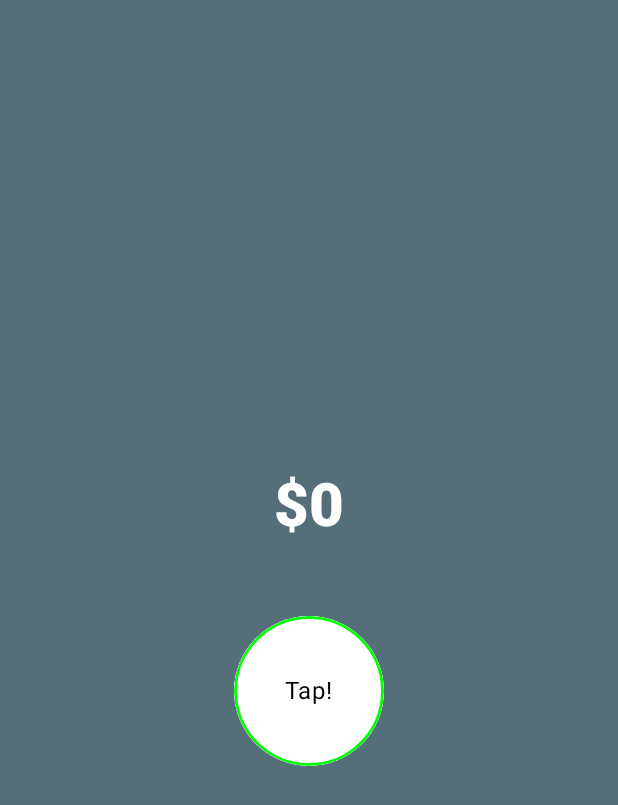
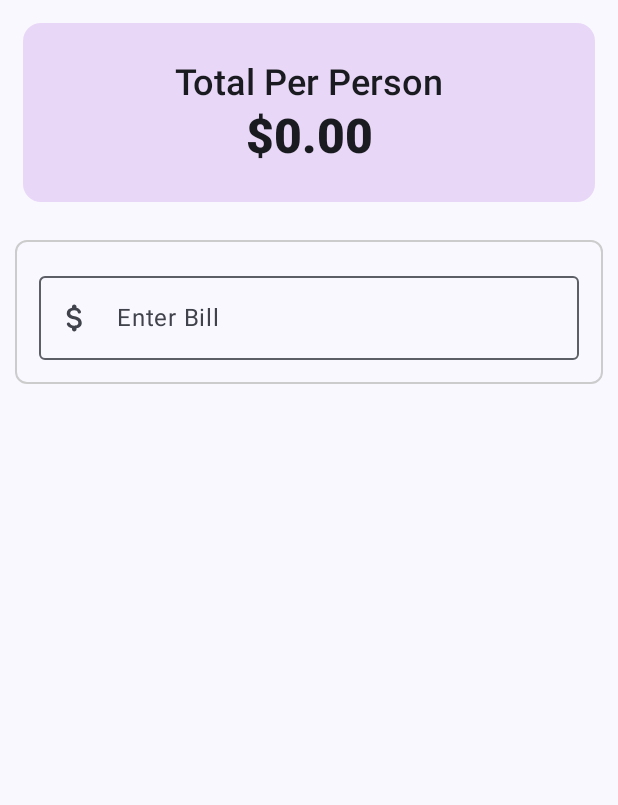
Before and after one commit to icanerdogan/Jetpack-Compose-Comprehensive-Bootcamp, an Android app built with Jetpack Compose: the screen it shows after launch (ComposeFundamentalsActivity before the commit, TipCalculatorActivity after it), on a phone screen of 412 x 824 dp. Shown: the top 805 px of the screen. Run offline under Robolectric (Android 15) with nearby library versions, the phone set to English and light mode, and no system bars.

Commit message:
Tip Calculator completed.

```diff
--- a/app/build.gradle
+++ b/app/build.gradle
@@ -63,4 +63,8 @@ dependencies {
     androidTestImplementation libs.androidx.ui.test.junit4
     debugImplementation libs.androidx.ui.tooling
     debugImplementation libs.androidx.ui.test.manifest
+
+    // For All Icon Access
+    // https://stackoverflow.com/questions/65665563/android-jetpack-compose-icons-doesnt-contain-some-of-the-material-icons
+    implementation libs.androidx.material.icons.extended
 }
--- /dev/null
+++ b/app/src/main/java/com/ibrahimcanerdogan/jetpackcomposecomprehensivebootcamp/app3tipcalculator/TipCalculatorActivity.kt
@@ -0,0 +1,284 @@
+package com.ibrahimcanerdogan.jetpackcomposecomprehensivebootcamp.app3tipcalculator
+
+import android.os.Bundle
+import android.util.Log
+import androidx.activity.ComponentActivity
+import androidx.activity.compose.setContent
+import androidx.activity.enableEdgeToEdge
+import androidx.compose.foundation.BorderStroke
+import androidx.compose.foundation.background
+import androidx.compose.foundation.layout.Arrangement
+import androidx.compose.foundation.layout.Column
+import androidx.compose.foundation.layout.Row
+import androidx.compose.foundation.layout.Spacer
+import androidx.compose.foundation.layout.fillMaxSize
+import androidx.compose.foundation.layout.fillMaxWidth
+import androidx.compose.foundation.layout.height
+import androidx.compose.foundation.layout.padding
+import androidx.compose.foundation.layout.width
+import androidx.compose.foundation.shape.CornerSize
+import androidx.compose.foundation.shape.RoundedCornerShape
+import androidx.compose.foundation.text.KeyboardActions
+import androidx.compose.material.icons.Icons
+import androidx.compose.material.icons.filled.Add
+import androidx.compose.material.icons.filled.Remove
+import androidx.compose.material3.Icon
+import androidx.compose.material3.IconButton
+import androidx.compose.material3.MaterialTheme
+import androidx.compose.material3.OutlinedTextField
+import androidx.compose.material3.Scaffold
+import androidx.compose.material3.Slider
+import androidx.compose.material3.Surface
+import androidx.compose.material3.Text
+import androidx.compose.runtime.Composable
+import androidx.compose.runtime.MutableDoubleState
+import androidx.compose.runtime.MutableFloatState
+import androidx.compose.runtime.MutableIntState
+import androidx.compose.runtime.MutableState
+import androidx.compose.runtime.mutableDoubleStateOf
+import androidx.compose.runtime.mutableFloatStateOf
+import androidx.compose.runtime.mutableIntStateOf
+import androidx.compose.runtime.mutableStateOf
+import androidx.compose.runtime.remember
+import androidx.compose.ui.Alignment
+import androidx.compose.ui.Modifier
+import androidx.compose.ui.draw.clip
+import androidx.compose.ui.graphics.Color
+import androidx.compose.ui.platform.LocalSoftwareKeyboardController
+import androidx.compose.ui.text.font.FontWeight
+import androidx.compose.ui.tooling.preview.Preview
+import androidx.compose.ui.unit.dp
+import com.ibrahimcanerdogan.jetpackcomposecomprehensivebootcamp.app3tipcalculator.components.InputField
+import com.ibrahimcanerdogan.jetpackcomposecomprehensivebootcamp.app3tipcalculator.ui.theme.JetpackComposeComprehensiveBootcampTheme
+import com.ibrahimcanerdogan.jetpackcomposecomprehensivebootcamp.app3tipcalculator.util.calculateTotalPerPerson
+import com.ibrahimcanerdogan.jetpackcomposecomprehensivebootcamp.app3tipcalculator.util.calculateTotalTip
+import com.ibrahimcanerdogan.jetpackcomposecomprehensivebootcamp.app3tipcalculator.widgets.RoundIconButton
+
+class TipCalculatorActivity : ComponentActivity() {
+    override fun onCreate(savedInstanceState: Bundle?) {
+        super.onCreate(savedInstanceState)
+        enableEdgeToEdge()
+        setContent {
+            MyApp {
+                MainContent()
+            }
+        }
+    }
+}
+
+@Composable
+fun MyApp(modifier: Modifier = Modifier, content: @Composable () -> Unit) {
+    JetpackComposeComprehensiveBootcampTheme {
+        Scaffold(
+            modifier = modifier.fillMaxSize()
+        ) { innerPadding ->
+            Column(
+                modifier = modifier
+                    .fillMaxSize()
+                    .padding(innerPadding)
+            ) {
+                content()
+            }
+        }
+    }
+}
+
+@Preview
+@Composable
+private fun TopHeader(totalPerPerson: Double = 0.0) {
+    Surface(
+        modifier = Modifier
+            .fillMaxWidth()
+            .height(150.dp)
+            .padding(15.dp)
+            .clip(RoundedCornerShape(CornerSize(12.dp))),
+        color = Color(0xFFE9D7F7)
+    ) {
+        Column(
+            modifier = Modifier
+                .fillMaxSize()
+                .padding(12.dp),
+            verticalArrangement = Arrangement.Center,
+            horizontalAlignment = Alignment.CenterHorizontally
+        ) {
+            val formatTotalPerPerson = "%.2f".format(totalPerPerson)
+
+            Text(
+                text = "Total Per Person",
+                style = MaterialTheme.typography.headlineSmall,
+                fontWeight = FontWeight.SemiBold
+            )
+            Text(
+                text = "$$formatTotalPerPerson",
+                style = MaterialTheme.typography.headlineLarge,
+                fontWeight = FontWeight.ExtraBold
+            )
+        }
+    }
+}
+
+
+@Preview
+@Composable
+fun MainContent(modifier: Modifier = Modifier) {
+    BillForm {
+        Log.d("MainContent", "Bill: $it")
+    }
+}
+
+@Composable
+fun BillForm(
+    modifier: Modifier = Modifier,
+    onValChange: (String) -> Unit = {}
+) {
+    val totalBillState = remember { mutableStateOf("") }
+    val validState = remember(totalBillState.value) { totalBillState.value.trim().isNotEmpty() }
+    val sliderPositionState = remember { mutableFloatStateOf(0f) }
+
+    val splitByState = remember { mutableIntStateOf(1) }
+    val range = IntRange(start = 1, endInclusive = 100)
+    val tipPercentage = (sliderPositionState.floatValue * 100).toInt()
+    val tipAmountState = remember { mutableDoubleStateOf(0.0) }
+
+    val totalPerPersonState = remember {
+        mutableDoubleStateOf(0.0)
+    }
+
+    val keyboardController = LocalSoftwareKeyboardController.current
+
+    TopHeader(totalPerPerson = totalPerPersonState.doubleValue)
+
+    Surface(
+        modifier = modifier
+            .padding(10.dp)
+            .fillMaxWidth(),
+        shape = RoundedCornerShape(corner = CornerSize(8.dp)),
+        border = BorderStroke(1.dp, Color.LightGray)
+    ) {
+        Column(
+            modifier = modifier
+                .padding(6.dp)
+                .fillMaxWidth(),
+            verticalArrangement = Arrangement.Top,
+            horizontalAlignment = Alignment.Start
+        ) {
+            InputField(
+                valueState = totalBillState,
+                labelId = "Enter Bill",
+                enabled = true,
+                isSingleLine = true,
+                onAction = KeyboardActions {
+                    if (!validState) return@KeyboardActions
+                    onValChange(totalBillState.value.trim())
+                    keyboardController?.hide()
+                }
+            )
+
+            SplitRow(splitByState = splitByState,validState = validState, range = range, totalPerPersonState = totalPerPersonState, totalBillState = totalBillState, tipPercentage = tipPercentage)
+            TipContent(sliderPositionState, validState = validState, totalBillState = totalBillState, tipPercentage = tipPercentage, tipAmountState = tipAmountState, totalPerPersonState = totalPerPersonState, splitByState = splitByState)
+        }
+    }
+}
+
+@Composable
+private fun SplitRow(modifier: Modifier = Modifier, validState: Boolean,splitByState: MutableIntState, range: IntRange, totalPerPersonState: MutableDoubleState, totalBillState: MutableState<String>, tipPercentage: Int) {
+    if (validState) {
+    Row(
+        modifier = modifier.padding(3.dp),
+        horizontalArrangement = Arrangement.Start
+    ) {
+        Text(
+            text = "Split",
+            modifier = Modifier.align(alignment = Alignment.CenterVertically)
+        )
+        Spacer(modifier = Modifier.width(120.dp))
+        Row(
+            modifier = modifier.padding(horizontal = 3.dp),
+            horizontalArrangement = Arrangement.End
+        ) {
+            RoundIconButton(
+                imageVector = Icons.Default.Remove,
+                onClick = {
+                    splitByState.intValue = if(splitByState.intValue > 1) splitByState.intValue - 1 else 1
+                    totalPerPersonState.doubleValue = calculateTotalPerPerson(totalBillState.value.toDouble(), splitByState.intValue, tipPercentage)
+                }
+            )
+            Text(
+                text = "${splitByState.intValue}",
+                modifier = modifier
+                    .align(Alignment.CenterVertically)
+                    .padding(start = 10.dp, end = 10.dp)
+            )
+            RoundIconButton(
+                imageVector = Icons.Default.Add,
+                onClick = {
+                    if (splitByState.intValue < range.last) {
+                        splitByState.intValue += 1
+                        totalPerPersonState.doubleValue = calculateTotalPerPerson(totalBillState.value.toDouble(), splitByState.intValue, tipPercentage)
+                    }
+                }
+            )
+        }
+    }
+    }
+}
+
+@Composable
+private fun TipContent(sliderPositionState: MutableFloatState,validState: Boolean, totalBillState: MutableState<String>, tipPercentage: Int, tipAmountState: MutableDoubleState, totalPerPersonState: MutableDoubleState, splitByState: MutableIntState) {
+    if (validState) {
+        TipRow(tipAmountState = tipAmountState)
+        TipBar(
+            sliderPositionState = sliderPositionState,
+            totalBillState = totalBillState,
+            tipPercentage = tipPercentage,
+            tipAmountState = tipAmountState,
+            totalPerPersonState = totalPerPersonState,
+            splitByState = splitByState
+        )
+    }
+}
+
+@Composable
+fun TipRow(modifier: Modifier = Modifier, tipAmountState: MutableDoubleState) {
+    Row(
+        modifier = modifier.padding(horizontal = 3.dp, vertical = 12.dp)
+    ) {
+        Text(
+            text = "Tip",
+            modifier = modifier.align(Alignment.CenterVertically)
+        )
+        Spacer(modifier = modifier.width(200.dp))
+        Text(
+            text = "$${tipAmountState.doubleValue}",
+            modifier = modifier.align(Alignment.CenterVertically)
+        )
+    }
+}
+
+@Composable
+fun TipBar(modifier: Modifier = Modifier, totalBillState:  MutableState<String>, sliderPositionState: MutableFloatState, tipPercentage: Int, tipAmountState: MutableDoubleState, totalPerPersonState: MutableDoubleState, splitByState: MutableIntState) {
+    Column(
+        verticalArrangement = Arrangement.Center,
+        horizontalAlignment = Alignment.CenterHorizontally
+    ) {
+        Text(text = "$tipPercentage%")
+        Spacer(modifier = modifier.height(14.dp))
+
+        Slider(
+            modifier = modifier.padding(horizontal = 16.dp),
+            value = sliderPositionState.floatValue,
+            onValueChange = {
+                sliderPositionState.floatValue = it
+                tipAmountState.doubleValue = calculateTotalTip(totalBillState.value.toDouble(), tipPercentage)
+                totalPerPersonState.doubleValue = calculateTotalPerPerson(totalBillState.value.toDouble(), splitByState.intValue, tipPercentage)
+            })
+    }
+}
+
+@Preview(showBackground = true)
+@Composable
+fun MyAppPreview() {
+    MyApp {
+        MainContent()
+    }
+}
--- /dev/null
+++ b/app/src/main/java/com/ibrahimcanerdogan/jetpackcomposecomprehensivebootcamp/app3tipcalculator/components/Components.kt
@@ -0,0 +1,45 @@
+package com.ibrahimcanerdogan.jetpackcomposecomprehensivebootcamp.app3tipcalculator.components
+
+import androidx.compose.foundation.layout.fillMaxWidth
+import androidx.compose.foundation.layout.padding
+import androidx.compose.foundation.text.KeyboardActions
+import androidx.compose.foundation.text.KeyboardOptions
+import androidx.compose.material.icons.Icons
+import androidx.compose.material.icons.rounded.AttachMoney
+import androidx.compose.material3.Icon
+import androidx.compose.material3.MaterialTheme
+import androidx.compose.material3.OutlinedTextField
+import androidx.compose.material3.Text
+import androidx.compose.runtime.Composable
+import androidx.compose.runtime.MutableState
+import androidx.compose.ui.Modifier
+import androidx.compose.ui.text.TextStyle
+import androidx.compose.ui.text.input.ImeAction
+import androidx.compose.ui.text.input.KeyboardType
+import androidx.compose.ui.unit.dp
+import androidx.compose.ui.unit.sp
+
+@Composable
+fun InputField(
+    modifier: Modifier = Modifier,
+    valueState: MutableState<String>,
+    labelId: String,
+    enabled: Boolean,
+    isSingleLine: Boolean,
+    keyboardType: KeyboardType = KeyboardType.Number,
+    imeAction: ImeAction = ImeAction.Next,
+    onAction: KeyboardActions = KeyboardActions.Default
+) {
+    OutlinedTextField(
+        modifier = modifier.padding(10.dp).fillMaxWidth(),
+        value = valueState.value,
+        onValueChange = { valueState.value = it },
+        label = { Text(text = labelId) },
+        leadingIcon = { Icon(imageVector = Icons.Rounded.AttachMoney, contentDescription = "Money Icon")},
+        singleLine = isSingleLine,
+        textStyle = TextStyle(fontSize = 18.sp, color = MaterialTheme.colorScheme.onBackground),
+        enabled = enabled,
+        keyboardOptions = KeyboardOptions(keyboardType = keyboardType, imeAction = imeAction),
+        keyboardActions = onAction
+    )
+}
--- /dev/null
+++ b/app/src/main/java/com/ibrahimcanerdogan/jetpackcomposecomprehensivebootcamp/app3tipcalculator/ui/theme/Color.kt
@@ -0,0 +1,11 @@
+package com.ibrahimcanerdogan.jetpackcomposecomprehensivebootcamp.app3tipcalculator.ui.theme
+
+import androidx.compose.ui.graphics.Color
+
+val Purple80 = Color(0xFFD0BCFF)
+val PurpleGrey80 = Color(0xFFCCC2DC)
+val Pink80 = Color(0xFFEFB8C8)
+
+val Purple40 = Color(0xFF6650a4)
+val PurpleGrey40 = Color(0xFF625b71)
+val Pink40 = Color(0xFF7D5260)
--- /dev/null
+++ b/app/src/main/java/com/ibrahimcanerdogan/jetpackcomposecomprehensivebootcamp/app3tipcalculator/ui/theme/Theme.kt
@@ -0,0 +1,58 @@
+package com.ibrahimcanerdogan.jetpackcomposecomprehensivebootcamp.app3tipcalculator.ui.theme
+
+import android.app.Activity
+import android.os.Build
+import androidx.compose.foundation.isSystemInDarkTheme
+import androidx.compose.material3.MaterialTheme
+import androidx.compose.material3.darkColorScheme
+import androidx.compose.material3.dynamicDarkColorScheme
+import androidx.compose.material3.dynamicLightColorScheme
+import androidx.compose.material3.lightColorScheme
+import androidx.compose.runtime.Composable
+import androidx.compose.ui.platform.LocalContext
+
+private val DarkColorScheme = darkColorScheme(
+    primary = Purple80,
+    secondary = PurpleGrey80,
+    tertiary = Pink80
+)
+
+private val LightColorScheme = lightColorScheme(
+    primary = Purple40,
+    secondary = PurpleGrey40,
+    tertiary = Pink40
+
+    /* Other default colors to override
+    background = Color(0xFFFFFBFE),
+    surface = Color(0xFFFFFBFE),
+    onPrimary = Color.White,
+    onSecondary = Color.White,
+    onTertiary = Color.White,
+    onBackground = Color(0xFF1C1B1F),
+    onSurface = Color(0xFF1C1B1F),
+    */
+)
+
+@Composable
+fun JetpackComposeComprehensiveBootcampTheme(
+    darkTheme: Boolean = isSystemInDarkTheme(),
+    // Dynamic color is available on Android 12+
+    dynamicColor: Boolean = true,
+    content: @Composable () -> Unit
+) {
+    val colorScheme = when {
+        dynamicColor && Build.VERSION.SDK_INT >= Build.VERSION_CODES.S -> {
+            val context = LocalContext.current
+            if (darkTheme) dynamicDarkColorScheme(context) else dynamicLightColorScheme(context)
+        }
+
+        darkTheme -> DarkColorScheme
+        else -> LightColorScheme
+    }
+
+    MaterialTheme(
+        colorScheme = colorScheme,
+        typography = Typography,
+        content = content
+    )
+}
--- /dev/null
+++ b/app/src/main/java/com/ibrahimcanerdogan/jetpackcomposecomprehensivebootcamp/app3tipcalculator/ui/theme/Type.kt
@@ -0,0 +1,34 @@
+package com.ibrahimcanerdogan.jetpackcomposecomprehensivebootcamp.app3tipcalculator.ui.theme
+
+import androidx.compose.material3.Typography
+import androidx.compose.ui.text.TextStyle
+import androidx.compose.ui.text.font.FontFamily
+import androidx.compose.ui.text.font.FontWeight
+import androidx.compose.ui.unit.sp
+
+// Set of Material typography styles to start with
+val Typography = Typography(
+    bodyLarge = TextStyle(
+        fontFamily = FontFamily.Default,
+        fontWeight = FontWeight.Normal,
+        fontSize = 16.sp,
+        lineHeight = 24.sp,
+        letterSpacing = 0.5.sp
+    )
+    /* Other default text styles to override
+    titleLarge = TextStyle(
+        fontFamily = FontFamily.Default,
+        fontWeight = FontWeight.Normal,
+        fontSize = 22.sp,
+        lineHeight = 28.sp,
+        letterSpacing = 0.sp
+    ),
+    labelSmall = TextStyle(
+        fontFamily = FontFamily.Default,
+        fontWeight = FontWeight.Medium,
+        fontSize = 11.sp,
+        lineHeight = 16.sp,
+        letterSpacing = 0.5.sp
+    )
+    */
+)
--- a/app/src/main/res/values/strings.xml
+++ b/app/src/main/res/values/strings.xml
@@ -2,4 +2,5 @@
     <string name="app_name">Jetpack Compose Comprehensive Bootcamp</string>
     <string name="title_activity_biz_card">BizCardActivity</string>
     <string name="title_activity_compose_fundamentals">ComposeFundamentalsActivity</string>
+    <string name="title_activity_tip_calculator">TipCalculatorActivity</string>
 </resources>
--- a/gradle/libs.versions.toml
+++ b/gradle/libs.versions.toml
@@ -1,5 +1,5 @@
 [versions]
-agp = "8.4.0-alpha13"
+agp = "8.5.0-alpha01"
 kotlin = "1.9.0"
 coreKtx = "1.12.0"
 junit = "4.13.2"
@@ -8,9 +8,11 @@ espressoCore = "3.5.1"
 lifecycleRuntimeKtx = "2.7.0"
 activityCompose = "1.8.2"
 composeBom = "2023.08.00"
+materialIconsExtended = "1.6.4"
 
 [libraries]
 androidx-core-ktx = { group = "androidx.core", name = "core-ktx", version.ref = "coreKtx" }
+androidx-material-icons-extended = { module = "androidx.compose.material:material-icons-extended", version.ref = "materialIconsExtended" }
 junit = { group = "junit", name = "junit", version.ref = "junit" }
 androidx-junit = { group = "androidx.test.ext", name = "junit", version.ref = "junitVersion" }
 androidx-espresso-core = { group = "androidx.test.espresso", name = "espresso-core", version.ref = "espressoCore" }
```
Also changed, not shown: app/src/main/AndroidManifest.xml (+9 -3 lines), app/src/main/java/com/ibrahimcanerdogan/jetpackcomposecomprehensivebootcamp/app3tipcalculator/util/ComposeUtil.kt (added, +19 -0 lines), app/src/main/java/com/ibrahimcanerdogan/jetpackcomposecomprehensivebootcamp/app3tipcalculator/widgets/RoundIconButton.kt (added, +39 -0 lines).
